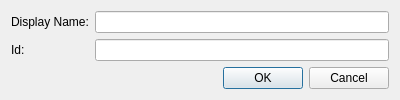
Above: Source/Tome/Records/recordwindow.ui from npruehs/tome-editor before the change. Below: the same form after it.
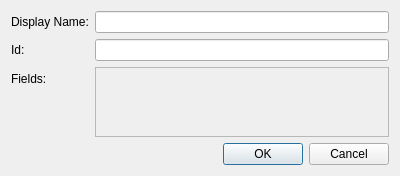
That is the form after the change.

Commit message: ADDED: Records - Adding and removing record fields.

Diff of the .ui file:
```diff
--- a/Source/Tome/Records/recordwindow.ui
+++ b/Source/Tome/Records/recordwindow.ui
@@ -7,7 +7,7 @@
     <x>0</x>
     <y>0</y>
     <width>400</width>
-    <height>93</height>
+    <height>175</height>
    </rect>
   </property>
   <property name="windowTitle">
@@ -34,7 +34,7 @@
    <item row="0" column="1">
     <widget class="QLineEdit" name="lineEditDisplayName"/>
    </item>
-   <item row="2" column="1">
+   <item row="3" column="1">
     <widget class="QDialogButtonBox" name="buttonBox">
      <property name="orientation">
       <enum>Qt::Horizontal</enum>
@@ -44,6 +44,31 @@
      </property>
     </widget>
    </item>
+   <item row="2" column="1">
+    <widget class="QScrollArea" name="scrollAreaFields">
+     <property name="widgetResizable">
+      <bool>true</bool>
+     </property>
+     <widget class="QWidget" name="scrollAreaFieldsContents">
+      <property name="geometry">
+       <rect>
+        <x>0</x>
+        <y>0</y>
+        <width>306</width>
+        <height>69</height>
+       </rect>
+      </property>
+      <layout class="QVBoxLayout" name="verticalLayout_2"/>
+     </widget>
+    </widget>
+   </item>
+   <item row="2" column="0">
+    <widget class="QLabel" name="labelFields">
+     <property name="text">
+      <string>Fields:</string>
+     </property>
+    </widget>
+   </item>
   </layout>
  </widget>
  <tabstops>
```
The commit also changes 9 other files.
